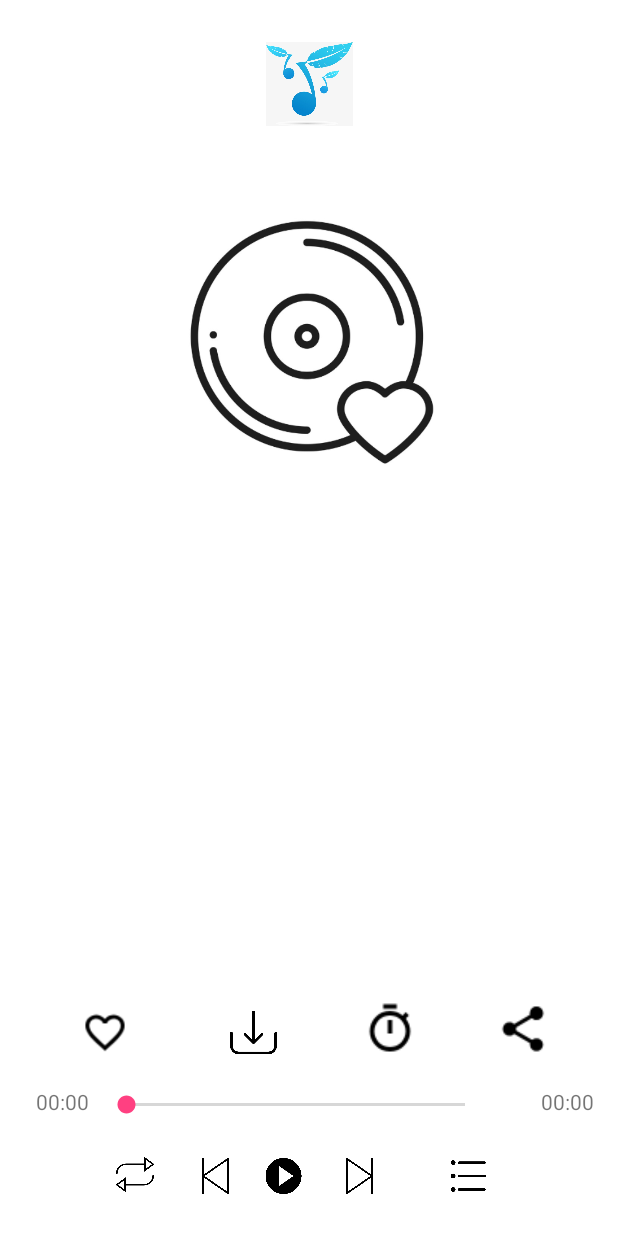
After one commit to vitconpc/SoundClound_10, an Android app: the DetailPlayMusicActivity screen opened directly, with no data from a screen before it, on a phone screen of 412 x 824 dp. The commit adds this screen. Shown: the top 1233 px of the screen. Run offline under Robolectric (Android 15) with nearby library versions, the phone set to English and light mode, and no system bars.

Commit message:
code UI play music detail

```diff
--- a/app/src/main/AndroidManifest.xml
+++ b/app/src/main/AndroidManifest.xml
@@ -3,7 +3,8 @@
     package="vn.com.example.soundclound">
 
     <uses-permission android:name="android.permission.READ_EXTERNAL_STORAGE" />
-    <uses-permission android:name="android.permission.INTERNET"/>
+    <uses-permission android:name="android.permission.INTERNET" />
+
     <application
         android:allowBackup="true"
         android:icon="@mipmap/ic_launcher"
@@ -21,6 +22,7 @@
                 <category android:name="android.intent.category.LAUNCHER" />
             </intent-filter>
         </activity>
+        <activity android:name=".screen.detail_play.DetailPlayMusicActivity"></activity>
     </application>
 
 </manifest>
--- /dev/null
+++ b/app/src/main/java/vn/com/example/soundclound/screen/detail_play/DetailPlayContract.java
@@ -0,0 +1,14 @@
+package vn.com.example.soundclound.screen.detail_play;
+
+import vn.com.example.soundclound.screen.base.presenter.BasePresenter;
+import vn.com.example.soundclound.screen.base.view.BaseView;
+
+public interface DetailPlayContract {
+    interface View extends BaseView {
+
+    }
+
+    interface Presenter extends BasePresenter<View> {
+
+    }
+}
--- /dev/null
+++ b/app/src/main/java/vn/com/example/soundclound/screen/detail_play/DetailPlayMusicActivity.java
@@ -0,0 +1,32 @@
+package vn.com.example.soundclound.screen.detail_play;
+
+import android.support.v7.app.AppCompatActivity;
+import android.os.Bundle;
+
+import vn.com.example.soundclound.R;
+import vn.com.example.soundclound.screen.base.activity.BaseActivity;
+import vn.com.example.soundclound.screen.base.presenter.BasePresenter;
+
+public class DetailPlayMusicActivity extends BaseActivity<DetailPlayContract.Presenter>
+        implements DetailPlayContract.View {
+
+    @Override
+    protected int getLayoutResource() {
+        return R.layout.activity_detail_play_music;
+    }
+
+    @Override
+    protected DetailPlayPresenter initPresenter() {
+        return new DetailPlayPresenter();
+    }
+
+    @Override
+    protected void initData(Bundle savedInstanceState) {
+        getPresenter().setView(this);
+    }
+
+    @Override
+    protected void initView(Bundle savedInstanceState) {
+
+    }
+}
--- /dev/null
+++ b/app/src/main/java/vn/com/example/soundclound/screen/detail_play/DetailPlayPresenter.java
@@ -0,0 +1,21 @@
+package vn.com.example.soundclound.screen.detail_play;
+
+import vn.com.example.soundclound.screen.base.presenter.BasePresenterImpl;
+
+public class DetailPlayPresenter extends BasePresenterImpl<DetailPlayContract.View>
+        implements DetailPlayContract.Presenter {
+    @Override
+    public void setView(DetailPlayContract.View view) {
+
+    }
+
+    @Override
+    public void onStart() {
+
+    }
+
+    @Override
+    public void onStop() {
+
+    }
+}
--- /dev/null
+++ b/app/src/main/res/layout/activity_detail_play_music.xml
@@ -0,0 +1,196 @@
+<?xml version="1.0" encoding="utf-8"?>
+<android.support.constraint.ConstraintLayout
+    xmlns:android="http://schemas.android.com/apk/res/android"
+    xmlns:app="http://schemas.android.com/apk/res-auto"
+    android:layout_width="match_parent"
+    android:background="@color/color_white"
+    android:layout_height="match_parent">
+
+    <ImageView
+        android:layout_width="@dimen/dp_183"
+        android:layout_height="@dimen/dp_56"
+        android:layout_marginEnd="@dimen/dp_8"
+        android:layout_marginLeft="@dimen/dp_8"
+        android:layout_marginRight="@dimen/dp_8"
+        android:layout_marginStart="@dimen/dp_8"
+        android:layout_marginTop="@dimen/dp_28"
+        android:src="@drawable/ic_launch"
+        app:layout_constraintEnd_toEndOf="parent"
+        app:layout_constraintHorizontal_bias="0.503"
+        app:layout_constraintStart_toStartOf="parent"
+        app:layout_constraintTop_toTopOf="parent" />
+
+    <ImageView
+        android:id="@+id/image_love"
+        android:layout_width="@dimen/dp_76"
+        android:layout_height="@dimen/dp_31"
+        android:layout_marginBottom="@dimen/dp_120"
+        android:layout_marginLeft="@dimen/dp_32"
+        android:layout_marginStart="@dimen/dp_32"
+        app:layout_constraintBottom_toBottomOf="parent"
+        app:layout_constraintStart_toStartOf="parent"
+        app:srcCompat="@drawable/favor" />
+
+    <ImageView
+        android:id="@+id/image_download"
+        android:layout_width="@dimen/dp_58"
+        android:layout_height="@dimen/dp_31"
+        android:layout_marginBottom="@dimen/dp_120"
+        android:layout_marginLeft="@dimen/dp_32"
+        android:layout_marginStart="@dimen/dp_32"
+        app:layout_constraintBottom_toBottomOf="parent"
+        app:layout_constraintStart_toEndOf="@+id/image_love"
+        app:srcCompat="@drawable/download" />
+
+    <ImageView
+        android:id="@+id/image_oclock"
+        android:layout_width="wrap_content"
+        android:layout_height="wrap_content"
+        android:layout_marginBottom="@dimen/dp_120"
+        android:layout_marginLeft="@dimen/dp_44"
+        android:layout_marginStart="@dimen/dp_44"
+        app:layout_constraintBottom_toBottomOf="parent"
+        app:layout_constraintStart_toEndOf="@+id/image_download"
+        app:srcCompat="@drawable/oclock" />
+
+    <ImageView
+        android:id="@+id/image_share"
+        android:layout_width="wrap_content"
+        android:layout_height="wrap_content"
+        android:layout_marginBottom="@dimen/dp_120"
+        android:layout_marginEnd="@dimen/dp_8"
+        android:layout_marginLeft="@dimen/dp_8"
+        android:layout_marginRight="@dimen/dp_8"
+        android:layout_marginStart="@dimen/dp_8"
+        app:layout_constraintBottom_toBottomOf="parent"
+        app:layout_constraintEnd_toEndOf="parent"
+        app:layout_constraintHorizontal_bias="0.548"
+        app:layout_constraintStart_toEndOf="@+id/image_oclock"
+        app:srcCompat="@drawable/share" />
+
+    <TextView
+        android:id="@+id/text_time_start"
+        android:layout_width="@dimen/dp_36"
+        android:layout_height="@dimen/dp_19"
+        android:layout_marginBottom="@dimen/dp_80"
+        android:layout_marginLeft="@dimen/dp_24"
+        android:layout_marginStart="@dimen/dp_24"
+        android:text="@string/text_real_time"
+        app:layout_constraintBottom_toBottomOf="parent"
+        app:layout_constraintStart_toStartOf="parent" />
+
+    <SeekBar
+        android:id="@+id/seekBar"
+        android:layout_width="@dimen/dp_258"
+        android:layout_height="@dimen/dp_38"
+        android:layout_marginBottom="@dimen/dp_68"
+        android:layout_marginEnd="@dimen/dp_8"
+        android:layout_marginLeft="@dimen/dp_8"
+        android:layout_marginRight="@dimen/dp_8"
+        android:layout_marginStart="@dimen/dp_8"
+        app:layout_constraintBottom_toBottomOf="parent"
+        app:layout_constraintEnd_toEndOf="parent"
+        app:layout_constraintHorizontal_bias="0.0"
+        app:layout_constraintStart_toEndOf="@+id/text_time_start" />
+
+    <TextView
+        android:id="@+id/text_time_total"
+        android:layout_width="wrap_content"
+        android:layout_height="wrap_content"
+        android:layout_marginBottom="@dimen/dp_80"
+        android:layout_marginEnd="@dimen/dp_16"
+        android:layout_marginLeft="@dimen/dp_8"
+        android:layout_marginRight="@dimen/dp_16"
+        android:layout_marginStart="@dimen/dp_8"
+        android:text="@string/text_total_time"
+        app:layout_constraintBottom_toBottomOf="parent"
+        app:layout_constraintEnd_toEndOf="parent"
+        app:layout_constraintHorizontal_bias="1.0"
+        app:layout_constraintStart_toEndOf="@+id/text_time_start" />
+
+    <ImageView
+        android:id="@+id/image_repeat"
+        android:layout_width="@dimen/dp_36"
+        android:layout_height="@dimen/dp_26"
+        android:layout_marginBottom="@dimen/dp_28"
+        android:layout_marginLeft="@dimen/dp_72"
+        android:layout_marginStart="@dimen/dp_72"
+        app:layout_constraintBottom_toBottomOf="parent"
+        app:layout_constraintStart_toStartOf="parent"
+        app:srcCompat="@drawable/repeat" />
+
+    <ImageView
+        android:id="@+id/image_previous"
+        android:layout_width="@dimen/dp_31"
+        android:layout_height="@dimen/dp_24"
+        android:layout_marginBottom="@dimen/dp_28"
+        android:layout_marginLeft="@dimen/dp_20"
+        android:layout_marginStart="@dimen/dp_20"
+        app:layout_constraintBottom_toBottomOf="parent"
+        app:layout_constraintStart_toEndOf="@+id/image_repeat"
+        app:srcCompat="@drawable/back" />
+
+    <ImageView
+        android:id="@+id/image_play"
+        android:layout_width="@dimen/dp_34"
+        android:layout_height="@dimen/dp_24"
+        android:layout_marginBottom="@dimen/dp_28"
+        android:layout_marginLeft="@dimen/dp_44"
+        android:layout_marginStart="@dimen/dp_44"
+        android:visibility="visible"
+        app:layout_constraintBottom_toBottomOf="parent"
+        app:layout_constraintStart_toStartOf="@+id/image_previous"
+        app:srcCompat="@drawable/play_button" />
+
+    <ImageView
+        android:id="@+id/image_next"
+        android:layout_width="@dimen/dp_31"
+        android:layout_height="@dimen/dp_24"
+        android:layout_marginBottom="@dimen/dp_28"
+        android:layout_marginEnd="@dimen/dp_8"
+        android:layout_marginLeft="@dimen/dp_30"
+        android:layout_marginRight="@dimen/dp_34"
+        android:layout_marginStart="@dimen/dp_32"
+        app:layout_constraintBottom_toBottomOf="parent"
+        app:layout_constraintEnd_toEndOf="parent"
+        app:layout_constraintHorizontal_bias="0.12"
+        app:layout_constraintStart_toStartOf="@+id/image_play"
+        app:srcCompat="@drawable/next" />
+
+    <ImageView
+        android:id="@+id/image_list"
+        android:layout_width="@dimen/dp_31"
+        android:layout_height="@dimen/dp_24"
+        android:layout_marginBottom="@dimen/dp_28"
+        android:layout_marginEnd="@dimen/dp_84"
+        android:layout_marginRight="@dimen/dp_84"
+        app:layout_constraintBottom_toBottomOf="parent"
+        app:layout_constraintEnd_toEndOf="parent"
+        app:srcCompat="@drawable/list" />
+
+    <ImageView
+        android:layout_width="@dimen/dp_309"
+        android:layout_height="@dimen/dp_248"
+        android:layout_marginEnd="@dimen/dp_8"
+        android:layout_marginLeft="@dimen/dp_8"
+        android:layout_marginRight="@dimen/dp_8"
+        android:layout_marginStart="@dimen/dp_8"
+        android:layout_marginTop="@dimen/dp_104"
+        app:layout_constraintEnd_toEndOf="parent"
+        app:layout_constraintStart_toStartOf="parent"
+        app:layout_constraintTop_toTopOf="parent"
+        app:srcCompat="@drawable/disk" />
+
+    <ImageView
+        android:id="@+id/image_pause"
+        android:layout_width="@dimen/dp_34"
+        android:layout_height="@dimen/dp_24"
+        android:visibility="gone"
+        android:layout_marginBottom="@dimen/dp_28"
+        android:layout_marginLeft="@dimen/dp_32"
+        android:layout_marginStart="@dimen/dp_32"
+        app:layout_constraintBottom_toBottomOf="parent"
+        app:layout_constraintStart_toStartOf="@+id/image_previous"
+        app:srcCompat="@drawable/pause" />
+
+</android.support.constraint.ConstraintLayout>
--- a/app/src/main/res/values/dimens.xml
+++ b/app/src/main/res/values/dimens.xml
@@ -17,4 +17,26 @@
     <dimen name="dp_70">70dp</dimen>
     <dimen name="dp_0">0dp</dimen>
     <dimen name="dp_50">50dp</dimen>
+    <dimen name="dp_183">183dp</dimen>
+    <dimen name="dp_28">28dp</dimen>
+    <dimen name="dp_76">76dp</dimen>
+    <dimen name="dp_31">31dp</dimen>
+    <dimen name="dp_120">120dp</dimen>
+    <dimen name="dp_32">32dp</dimen>
+    <dimen name="dp_58">58dp</dimen>
+    <dimen name="dp_44">44dp</dimen>
+    <dimen name="dp_19">19dp</dimen>
+    <dimen name="dp_80">80dp</dimen>
+    <dimen name="dp_258">258dp</dimen>
+    <dimen name="dp_38">38dp</dimen>
+    <dimen name="dp_68">68dp</dimen>
+    <dimen name="dp_26">26dp</dimen>
+    <dimen name="dp_72">72dp</dimen>
+    <dimen name="dp_20">20dp</dimen>
+    <dimen name="dp_34">34dp</dimen>
+    <dimen name="dp_30">30dp</dimen>
+    <dimen name="dp_84">84dp</dimen>
+    <dimen name="dp_309">309dp</dimen>
+    <dimen name="dp_248">248dp</dimen>
+    <dimen name="dp_104">104dp</dimen>
 </resources>
--- a/app/src/main/res/values/strings.xml
+++ b/app/src/main/res/values/strings.xml
@@ -17,6 +17,8 @@
     <string name="action_setting">Cài đặt</string>
     <string name="action_log_out">Đăng xuất</string>
     <string name="tittle_genres">Thể loại: </string>
+    <string name="text_real_time">00:00</string>
+    <string name="text_total_time">00:00</string>
     <string-array name="type_song">
         <item>Tất cả</item>
         <item>Quê hương</item>
```
Also changed, not shown: app/src/main/res/drawable/back.png (added), app/src/main/res/drawable/disk.PNG (added), app/src/main/res/drawable/download.png (added), app/src/main/res/drawable/favor.png (added), app/src/main/res/drawable/ic_launch.jpg (added), app/src/main/res/drawable/list.png (added), app/src/main/res/drawable/next.png (added), app/src/main/res/drawable/pause.png (added), app/src/main/res/drawable/play_button.png (added), app/src/main/res/drawable/repeat.png (added), app/src/main/res/drawable/share.png (added).
